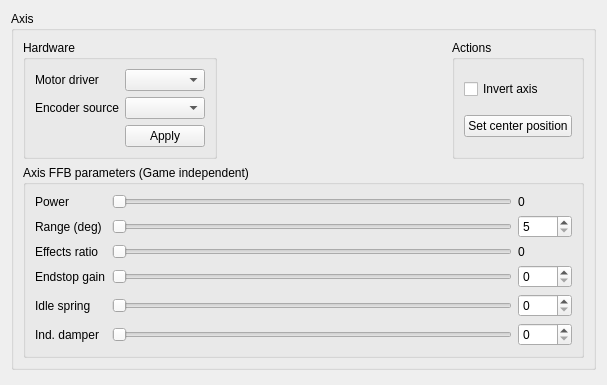
Old version of the form res/axis_ui.ui in the repository Ultrawipf/OpenFFBoard-configurator.
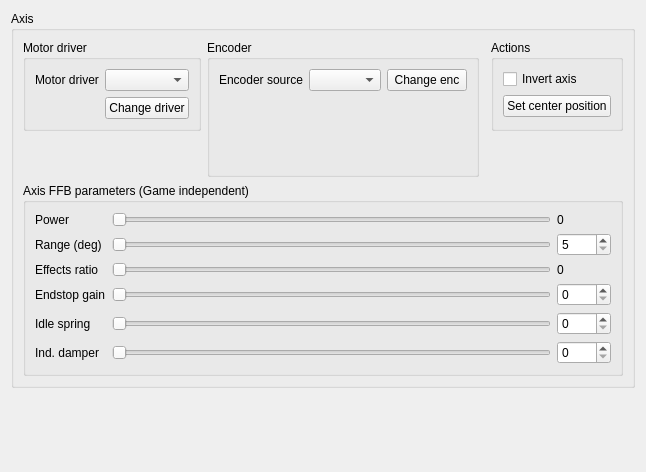
New version of the form. The open tabs and pages were chosen to show the change.

Commit message: Update encoder selection

```diff
--- a/res/axis_ui.ui
+++ b/res/axis_ui.ui
@@ -7,7 +7,7 @@
     <x>0</x>
     <y>0</y>
     <width>607</width>
-    <height>385</height>
+    <height>472</height>
    </rect>
   </property>
   <property name="windowTitle">
@@ -20,29 +20,59 @@
       <string>Axis</string>
      </property>
      <layout class="QGridLayout" name="gridLayout">
-      <item row="0" column="2">
-       <spacer name="horizontalSpacer">
-        <property name="orientation">
-         <enum>Qt::Horizontal</enum>
+      <item row="0" column="0">
+       <widget class="QGroupBox" name="groupBox_hardware">
+        <property name="sizePolicy">
+         <sizepolicy hsizetype="MinimumExpanding" vsizetype="MinimumExpanding">
+          <horstretch>0</horstretch>
+          <verstretch>0</verstretch>
+         </sizepolicy>
         </property>
-        <property name="sizeHint" stdset="0">
-         <size>
-          <width>40</width>
-          <height>20</height>
-         </size>
+        <property name="title">
+         <string>Motor driver</string>
         </property>
-       </spacer>
-      </item>
-      <item row="0" column="1">
-       <widget class="QStackedWidget" name="stackedWidget_encoder">
-        <property name="lineWidth">
-         <number>0</number>
-        </property>
-        <widget class="QWidget" name="page"/>
-        <widget class="QWidget" name="page_2"/>
+        <layout class="QGridLayout" name="gridLayout_2">
+         <item row="2" column="0">
+          <spacer name="horizontalSpacer_2">
+           <property name="orientation">
+            <enum>Qt::Horizontal</enum>
+           </property>
+           <property name="sizeHint" stdset="0">
+            <size>
+             <width>40</width>
+             <height>20</height>
+            </size>
+           </property>
+          </spacer>
+         </item>
+         <item row="2" column="1">
+          <widget class="QPushButton" name="pushButton_submit_hw">
+           <property name="text">
+            <string>Change driver</string>
+           </property>
+          </widget>
+         </item>
+         <item row="0" column="1">
+          <widget class="QComboBox" name="comboBox_driver">
+           <property name="sizePolicy">
+            <sizepolicy hsizetype="Expanding" vsizetype="Fixed">
+             <horstretch>1</horstretch>
+             <verstretch>0</verstretch>
+            </sizepolicy>
+           </property>
+          </widget>
+         </item>
+         <item row="0" column="0">
+          <widget class="QLabel" name="label">
+           <property name="text">
+            <string>Motor driver</string>
+           </property>
+          </widget>
+         </item>
+        </layout>
        </widget>
       </item>
-      <item row="1" column="0" rowspan="2" colspan="4">
+      <item row="2" column="0" rowspan="2" colspan="4">
        <widget class="QGroupBox" name="groupBox_values">
         <property name="sizePolicy">
          <sizepolicy hsizetype="Preferred" vsizetype="Preferred">
@@ -300,55 +330,6 @@
         </layout>
        </widget>
       </item>
-      <item row="0" column="0">
-       <widget class="QGroupBox" name="groupBox_hardware">
-        <property name="title">
-         <string>Hardware</string>
-        </property>
-        <layout class="QGridLayout" name="gridLayout_2">
-         <item row="2" column="0">
-          <spacer name="horizontalSpacer_2">
-           <property name="orientation">
-            <enum>Qt::Horizontal</enum>
-           </property>
-           <property name="sizeHint" stdset="0">
-            <size>
-             <width>40</width>
-             <height>20</height>
-            </size>
-           </property>
-          </spacer>
-         </item>
-         <item row="1" column="1">
-          <widget class="QComboBox" name="comboBox_encoder"/>
-         </item>
-         <item row="1" column="0">
-          <widget class="QLabel" name="label_2">
-           <property name="text">
-            <string>Encoder source</string>
-           </property>
-          </widget>
-         </item>
-         <item row="2" column="1">
-          <widget class="QPushButton" name="pushButton_submit_hw">
-           <property name="text">
-            <string>Apply</string>
-           </property>
-          </widget>
-         </item>
-         <item row="0" column="1">
-          <widget class="QComboBox" name="comboBox_driver"/>
-         </item>
-         <item row="0" column="0">
-          <widget class="QLabel" name="label">
-           <property name="text">
-            <string>Motor driver</string>
-           </property>
-          </widget>
-         </item>
-        </layout>
-       </widget>
-      </item>
       <item row="0" column="3">
        <widget class="QGroupBox" name="groupBox_2">
         <property name="sizePolicy">
@@ -384,6 +365,95 @@
         </layout>
        </widget>
       </item>
+      <item row="0" column="2">
+       <spacer name="horizontalSpacer">
+        <property name="orientation">
+         <enum>Qt::Horizontal</enum>
+        </property>
+        <property name="sizeHint" stdset="0">
+         <size>
+          <width>40</width>
+          <height>20</height>
+         </size>
+        </property>
+       </spacer>
+      </item>
+      <item row="1" column="0">
+       <spacer name="verticalSpacer_2">
+        <property name="orientation">
+         <enum>Qt::Vertical</enum>
+        </property>
+        <property name="sizeHint" stdset="0">
+         <size>
+          <width>20</width>
+          <height>40</height>
+         </size>
+        </property>
+       </spacer>
+      </item>
+      <item row="0" column="1" rowspan="2">
+       <widget class="QGroupBox" name="groupBox_encoder">
+        <property name="sizePolicy">
+         <sizepolicy hsizetype="MinimumExpanding" vsizetype="MinimumExpanding">
+          <horstretch>0</horstretch>
+          <verstretch>0</verstretch>
+         </sizepolicy>
+        </property>
+        <property name="title">
+         <string>Encoder</string>
+        </property>
+        <layout class="QGridLayout" name="gridLayout_4">
+         <item row="0" column="0">
+          <widget class="QLabel" name="label_2">
+           <property name="text">
+            <string>Encoder source</string>
+           </property>
+          </widget>
+         </item>
+         <item row="0" column="1">
+          <widget class="QComboBox" name="comboBox_encoder"/>
+         </item>
+         <item row="0" column="2">
+          <widget class="QPushButton" name="pushButton_submit_enc">
+           <property name="text">
+            <string>Change enc</string>
+           </property>
+          </widget>
+         </item>
+         <item row="3" column="0" colspan="3">
+          <widget class="QStackedWidget" name="stackedWidget_encoder">
+           <property name="sizePolicy">
+            <sizepolicy hsizetype="Preferred" vsizetype="Preferred">
+             <horstretch>1</horstretch>
+             <verstretch>1</verstretch>
+            </sizepolicy>
+           </property>
+           <property name="lineWidth">
+            <number>0</number>
+           </property>
+           <property name="currentIndex">
+            <number>1</number>
+           </property>
+           <widget class="QWidget" name="page"/>
+           <widget class="QWidget" name="page_2"/>
+          </widget>
+         </item>
+        </layout>
+       </widget>
+      </item>
+      <item row="1" column="3">
+       <spacer name="verticalSpacer_3">
+        <property name="orientation">
+         <enum>Qt::Vertical</enum>
+        </property>
+        <property name="sizeHint" stdset="0">
+         <size>
+          <width>20</width>
+          <height>40</height>
+         </size>
+        </property>
+       </spacer>
+      </item>
      </layout>
     </widget>
    </item>
```
The commit also changes 2 other files.
